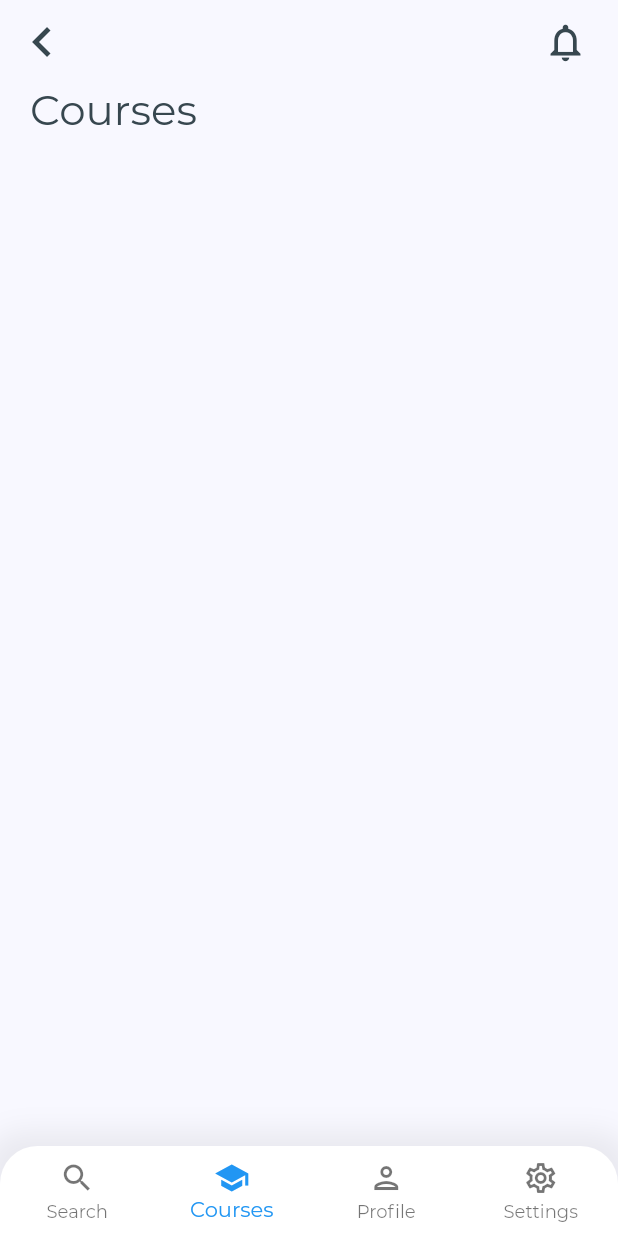
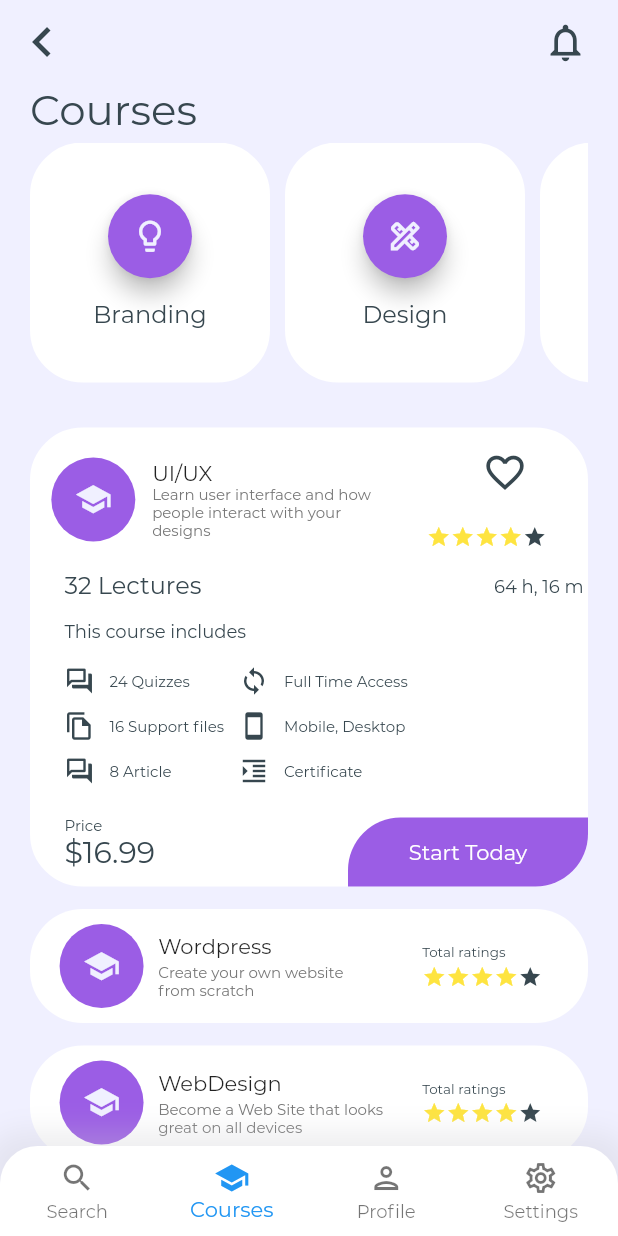
Before and after one commit to kosbaship/courses_workshop, a Flutter app: the HomeScreen screen opened directly, on a phone screen of 412 x 824 dp. Run offline on Flutter 3.47's test engine with Material 2 defaults, Android fonts, the phone set to English and light mode, and no system bars; our stand-ins replace bloc, dio, flutter_bloc, fluttertoast, outline_material_icons, shared_preferences; accounts and stored records are empty.

Commit message:
Courses Screen Done

```diff
--- a/lib/screens/courses/courses_screen.dart
+++ b/lib/screens/courses/courses_screen.dart
@@ -1,13 +1,43 @@
 import 'package:courses_workshop/shared/components/components.dart';
+import 'package:flutter/cupertino.dart';
 import 'package:flutter/material.dart';
+
+import 'widgets/courses_first_layer.dart';
+import 'widgets/courses_second_layer.dart';
+import 'widgets/courses_third_layer.dart';
 
 class CoursesScreen extends StatelessWidget {
   @override
   Widget build(BuildContext context) {
+    // this screen designed in three layers
     return Scaffold(
-      body: quickCustomText(
-        text: "Courses",
-        fontSize: 28,
+      body: SingleChildScrollView(
+        child: Column(
+          crossAxisAlignment: CrossAxisAlignment.start,
+          children: [
+            // this is the title
+            quickCustomText(
+              text: "Courses",
+              textAlign: TextAlign.start,
+              fontSize: 28,
+            ),
+            SizedBox(
+              height: 5,
+            ),
+            CoursesScreenFirstLayer(),
+            SizedBox(
+              height: 30,
+            ),
+            CoursesScreenSecondLayer(),
+            SizedBox(
+              height: 15,
+            ),
+            CoursesScreenThirdLayer(),
+            SizedBox(
+              height: 15,
+            ),
+          ],
+        ),
       ),
     );
   }
--- /dev/null
+++ b/lib/screens/courses/widgets/courses_first_layer.dart
@@ -0,0 +1,82 @@
+import 'package:courses_workshop/shared/colors/common_colors.dart';
+import 'package:courses_workshop/shared/components/components.dart';
+import 'package:flutter/material.dart';
+
+class CoursesScreenFirstLayer extends StatelessWidget {
+  @override
+  Widget build(BuildContext context) {
+    return SingleChildScrollView(
+      scrollDirection: Axis.horizontal,
+      child: Row(
+        children: [
+          simpleCard(
+              text: 'Branding',
+              icon: Icon(
+                Icons.lightbulb_outline,
+                size: 25,
+                color: kPaleLilacColor,
+              ),
+              heroTag: "1stBranding"),
+          SizedBox(
+            width: 10,
+          ),
+          simpleCard(
+              text: 'Design',
+              icon: Icon(
+                Icons.design_services_outlined,
+                size: 25,
+                color: kPaleLilacColor,
+              ),
+              heroTag: "1stDesign"),
+          SizedBox(
+            width: 10,
+          ),
+          simpleCard(
+              text: 'Web',
+              icon: Icon(
+                Icons.web_outlined,
+                size: 25,
+                color: kPaleLilacColor,
+              ),
+              heroTag: "1stWeb"),
+          SizedBox(
+            width: 10,
+          ),
+          simpleCard(
+              text: 'Mobile',
+              icon: Icon(
+                Icons.smartphone_outlined,
+                size: 25,
+                color: kPaleLilacColor,
+              ),
+              heroTag: "1stMobile"),
+          SizedBox(
+            width: 10,
+          ),
+          simpleCard(
+              text: 'Code',
+              icon: Icon(
+                Icons.code_outlined,
+                size: 25,
+                color: kPaleLilacColor,
+              ),
+              heroTag: "1stCode"),
+          SizedBox(
+            width: 10,
+          ),
+          simpleCard(
+              text: 'Business',
+              icon: Icon(
+                Icons.business_center_outlined,
+                size: 25,
+                color: kPaleLilacColor,
+              ),
+              heroTag: "1stBusiness"),
+          SizedBox(
+            width: 10,
+          ),
+        ],
+      ),
+    );
+  }
+}
--- /dev/null
+++ b/lib/screens/courses/widgets/courses_second_layer.dart
@@ -0,0 +1,304 @@
+import 'package:courses_workshop/shared/colors/common_colors.dart';
+import 'package:courses_workshop/shared/components/components.dart';
+import 'package:flutter/material.dart';
+
+class CoursesScreenSecondLayer extends StatelessWidget {
+  @override
+  Widget build(BuildContext context) {
+    return Stack(
+      children: [
+        Container(
+          padding: EdgeInsets.only(top: 12.0),
+          width: double.infinity,
+          decoration: BoxDecoration(
+              borderRadius: BorderRadius.circular(35),
+              color: kWhiteColor,
+              border: Border.all(
+                width: 3,
+                color: kWhiteColor,
+              )),
+          child: Column(
+            crossAxisAlignment: CrossAxisAlignment.start,
+            children: [
+              Row(
+                children: [
+                  // left
+                  Expanded(
+                    child: circularIcon(
+                      heroTag: "2ndUx/Ui",
+                      icon: Icon(
+                        Icons.school,
+                        size: 25,
+                        color: kPaleLilacColor,
+                      ),
+                    ),
+                    flex: 3,
+                  ),
+
+                  // center
+                  Expanded(
+                    child: Column(
+                      crossAxisAlignment: CrossAxisAlignment.start,
+                      children: [
+                        Text(
+                          "UI/UX",
+                          // style: TextStyle(fontSize: 16),
+                        ),
+                        quickCustomText(
+                            text:
+                                "Learn user interface and how people interact with your designs",
+                            textAlign: TextAlign.start,
+                            fontSize: 10,
+                            color: kGreyDarkColor),
+                      ],
+                    ),
+                    flex: 6,
+                  ),
+                  Expanded(
+                    child: SizedBox(
+                      width: 1,
+                    ),
+                  ),
+                  // right
+                  Expanded(
+                    child: Column(
+                      children: [
+                        Icon(
+                          Icons.favorite_border_outlined,
+                          size: 30,
+                          color: kDarkColor,
+                        ),
+                        SizedBox(
+                          height: 20.0,
+                        ),
+                        Row(
+                          children: [
+                            Icon(
+                              Icons.star,
+                              size: 16,
+                              color: kYellowColor,
+                            ),
+                            Icon(
+                              Icons.star,
+                              size: 16,
+                              color: kYellowColor,
+                            ),
+                            Icon(
+                              Icons.star,
+                              size: 16,
+                              color: kYellowColor,
+                            ),
+                            Icon(
+                              Icons.star,
+                              size: 16,
+                              color: kYellowColor,
+                            ),
+                            Icon(
+                              Icons.star,
+                              size: 16,
+                              color: kDarkColor,
+                            ),
+                          ],
+                        )
+                      ],
+                    ),
+                    flex: 4,
+                  ),
+                ],
+              ),
+              SizedBox(
+                height: 15.0,
+              ),
+              Padding(
+                padding: const EdgeInsets.only(left: 20),
+                child: Column(
+                  crossAxisAlignment: CrossAxisAlignment.start,
+                  children: [
+                    Row(
+                      mainAxisAlignment: MainAxisAlignment.spaceBetween,
+                      children: [
+                        quickCustomText(
+                          text: "32 Lectures",
+                          fontSize: 16,
+                        ),
+                        quickCustomText(
+                          text: "64 h, 16 m",
+                          fontSize: 12,
+                        ),
+                      ],
+                    ),
+                    SizedBox(
+                      height: 12.0,
+                    ),
+                    quickCustomText(
+                        text: "This course includes",
+                        fontSize: 12,
+                        textAlign: TextAlign.start),
+                    SizedBox(
+                      height: 16.0,
+                    ),
+                    SingleChildScrollView(
+                      scrollDirection: Axis.horizontal,
+                      child: Row(
+                        mainAxisAlignment: MainAxisAlignment.spaceAround,
+                        children: [
+                          Column(
+                            crossAxisAlignment: CrossAxisAlignment.start,
+                            children: [
+                              Row(
+                                children: [
+                                  Icon(
+                                    Icons.question_answer_outlined,
+                                    size: 20,
+                                    color: kDarkColor,
+                                  ),
+                                  SizedBox(width: 10.0),
+                                  quickCustomText(
+                                    text: "24 Quizzes",
+                                    fontSize: 10,
+                                  ),
+                                ],
+                              ),
+                              SizedBox(height: 10),
+                              Row(
+                                children: [
+                                  Icon(
+                                    Icons.file_copy_outlined,
+                                    size: 20,
+                                    color: kDarkColor,
+                                  ),
+                                  SizedBox(width: 10.0),
+                                  quickCustomText(
+                                    text: "16 Support files",
+                                    fontSize: 10,
+                                  ),
+                                ],
+                              ),
+                              SizedBox(height: 10),
+                              Row(
+                                children: [
+                                  Icon(
+                                    Icons.question_answer_outlined,
+                                    size: 20,
+                                    color: kDarkColor,
+                                  ),
+                                  SizedBox(width: 10.0),
+                                  quickCustomText(
+                                    text: "8 Article",
+                                    fontSize: 10,
+                                  ),
+                                ],
+                              ),
+                            ],
+                          ),
+                          SizedBox(width: 10),
+                          Column(
+                            crossAxisAlignment: CrossAxisAlignment.start,
+                            children: [
+                              Row(
+                                children: [
+                                  Icon(
+                                    Icons.loop_outlined,
+                                    size: 20,
+                                    color: kDarkColor,
+                                  ),
+                                  SizedBox(width: 10.0),
+                                  quickCustomText(
+                                    text: "Full Time Access",
+                                    fontSize: 10,
+                                  ),
+                                ],
+                              ),
+                              SizedBox(height: 10),
+                              Row(
+                                children: [
+                                  Icon(
+                                    Icons.smartphone_outlined,
+                                    size: 20,
+                                    color: kDarkColor,
+                                  ),
+                                  SizedBox(width: 10.0),
+                                  quickCustomText(
+                                    text: "Mobile, Desktop",
+                                    fontSize: 10,
+                                  ),
+                                ],
+                              ),
+                              SizedBox(height: 10),
+                              Row(
+                                children: [
+                                  Icon(
+                                    Icons.format_indent_increase_sharp,
+                                    size: 20,
+                                    color: kDarkColor,
+                                  ),
+                                  SizedBox(width: 10.0),
+                                  quickCustomText(
+                                    text: "Certificate",
+                                    fontSize: 10,
+                                  ),
+                                ],
+                              ),
+                            ],
+                          ),
+                        ],
+                      ),
+                    ),
+                    SizedBox(
+                      height: 20.0,
+                    ),
+                    Row(
+                      mainAxisAlignment: MainAxisAlignment.spaceBetween,
+                      children: [
+                        Column(
+                          crossAxisAlignment: CrossAxisAlignment.start,
+                          children: [
+                            quickCustomText(
+                                text: "Price",
+                                fontSize: 10,
+                                textAlign: TextAlign.start),
+                            quickCustomText(
+                                text: "\$16.99",
+                                fontSize: 20,
+                                textAlign: TextAlign.start),
+                            SizedBox(
+                              height: 8.0,
+                            ),
+                          ],
+                        ),
+                      ],
+                    ),
+                  ],
+                ),
+              )
+            ],
+          ),
+        ),
+        Positioned(
+          bottom: 0,
+          right: 0,
+          child: Container(
+            width: 160,
+            height: 46.0,
+            decoration: BoxDecoration(
+              borderRadius: BorderRadius.only(
+                topLeft: Radius.circular(35.0),
+                topRight: Radius.zero,
+                bottomLeft: Radius.zero,
+                bottomRight: Radius.circular(35.0),
+              ),
+              color: kLightishPurpleColor,
+            ),
+            child: Center(
+              child: quickCustomText(
+                text: "Start Today",
+                color: kWhiteColor,
+                fontSize: 14,
+              ),
+            ),
+          ),
+        )
+      ],
+    );
+  }
+}
--- /dev/null
+++ b/lib/screens/courses/widgets/courses_third_layer.dart
@@ -0,0 +1,41 @@
+import 'package:courses_workshop/screens/courses/widgets/third_layer_list_item.dart';
+import 'package:flutter/material.dart';
+
+class CoursesScreenThirdLayer extends StatelessWidget {
+  @override
+  Widget build(BuildContext context) {
+    return Column(
+      children: [
+        listItem(
+          heroTag: "3rdOne",
+          titleText: "Wordpress",
+          bodyText: "Create your own website from scratch ",
+        ),
+        SizedBox(
+          height: 15,
+        ),
+        listItem(
+          heroTag: "3rdTwo",
+          titleText: "WebDesign",
+          bodyText: "Become a Web Site that looks great on all devices ",
+        ),
+        SizedBox(
+          height: 15,
+        ),
+        listItem(
+          heroTag: "3rdThree",
+          titleText: "Vue js",
+          bodyText: "An awesome javascript framework build",
+        ),
+        SizedBox(
+          height: 15,
+        ),
+        listItem(
+          heroTag: "3rdFour",
+          titleText: "CSS",
+          bodyText: "Learn CSS for first time will increase",
+        ),
+      ],
+    );
+  }
+}
--- /dev/null
+++ b/lib/screens/courses/widgets/third_layer_list_item.dart
@@ -0,0 +1,107 @@
+import 'package:courses_workshop/shared/colors/common_colors.dart';
+import 'package:courses_workshop/shared/components/components.dart';
+import 'package:flutter/material.dart';
+
+listItem({
+  @required heroTag,
+  @required titleText,
+  @required bodyText,
+}) =>
+    Container(
+      padding: EdgeInsets.all(10),
+      width: double.infinity,
+      decoration: BoxDecoration(
+        borderRadius: BorderRadius.circular(35),
+        color: kWhiteColor,
+      ),
+      child: Row(
+        children: [
+          // left
+          Expanded(
+            child: circularIcon(
+              heroTag: heroTag,
+              icon: Icon(
+                Icons.school,
+                size: 25,
+                color: kPaleLilacColor,
+              ),
+            ),
+            flex: 3,
+          ),
+
+          // center
+          Expanded(
+            child: Column(
+              crossAxisAlignment: CrossAxisAlignment.start,
+              children: [
+                Text(
+                  titleText,
+                  // style: TextStyle(fontSize: 16),
+                ),
+                SizedBox(
+                  height: 3,
+                ),
+                quickCustomText(
+                    text: bodyText,
+                    textAlign: TextAlign.start,
+                    fontSize: 10,
+                    color: kGreyDarkColor),
+              ],
+            ),
+            flex: 6,
+          ),
+          Expanded(
+            child: SizedBox(
+              width: 1,
+            ),
+          ),
+          // right
+          Expanded(
+            child: Column(
+              crossAxisAlignment: CrossAxisAlignment.start,
+              children: [
+                quickCustomText(
+                  text: "Total ratings",
+                  fontSize: 9,
+                  // textAlign: TextAlign.start,
+                  color: kDarkColor,
+                ),
+                SizedBox(
+                  height: 3,
+                ),
+                Row(
+                  children: [
+                    Icon(
+                      Icons.star,
+                      size: 16,
+                      color: kYellowColor,
+                    ),
+                    Icon(
+                      Icons.star,
+                      size: 16,
+                      color: kYellowColor,
+                    ),
+                    Icon(
+                      Icons.star,
+                      size: 16,
+                      color: kYellowColor,
+                    ),
+                    Icon(
+                      Icons.star,
+                      size: 16,
+                      color: kYellowColor,
+                    ),
+                    Icon(
+                      Icons.star,
+                      size: 16,
+                      color: kDarkColor,
+                    ),
+                  ],
+                )
+              ],
+            ),
+            flex: 4,
+          ),
+        ],
+      ),
+    );
--- a/lib/shared/colors/common_colors.dart
+++ b/lib/shared/colors/common_colors.dart
@@ -7,8 +7,13 @@ const kLightishPurpleColor = Color(0XFF9b5de5);
 // white
 const kWhiteColor = Colors.white;
 // paleLilac
-const kPaleLilacColor = Color(0XFFf8f8ff);
+const kPaleLilacColor = Color(0XFFf0f0ff);
+//const kPaleLilacColor = Color(0XFFf8f8ff);
 // dark
 const kDarkColor = Color(0XFF37474f);
 // gray
+const kGreyDarkColor = Color(0XFF777777);
 const kGreyColor = Color(0XFFc7c7cc);
+
+// yellow
+const kYellowColor = Color(0XFFfee440);
--- a/lib/shared/components/components.dart
+++ b/lib/shared/components/components.dart
@@ -242,3 +242,36 @@ buildAppbar({@required context, @required widget}) => AppBar(
       ],
       elevation: 0.0,
     );
+// ==================================== Custom simple Card
+simpleCard({@required String text, @required Icon icon, @required heroTag}) =>
+    Container(
+      width: 160.0,
+      height: 160.0,
+      decoration: BoxDecoration(
+          borderRadius: BorderRadius.circular(35),
+          color: kWhiteColor,
+          border: Border.all(
+            width: 3,
+            color: kWhiteColor,
+          )),
+      child: Column(
+        mainAxisAlignment: MainAxisAlignment.center,
+        children: [
+          // icon
+          FloatingActionButton(heroTag: heroTag, onPressed: () {}, child: icon),
+          SizedBox(
+            height: 15,
+          ),
+          // text
+          quickCustomText(text: text)
+        ],
+      ),
+    );
+
+// ========================  circle with icon
+circularIcon({@required heroTag, @required Icon icon}) => FloatingActionButton(
+      onPressed: () {},
+      heroTag: heroTag,
+      elevation: 0.0,
+      child: icon,
+    );
```
